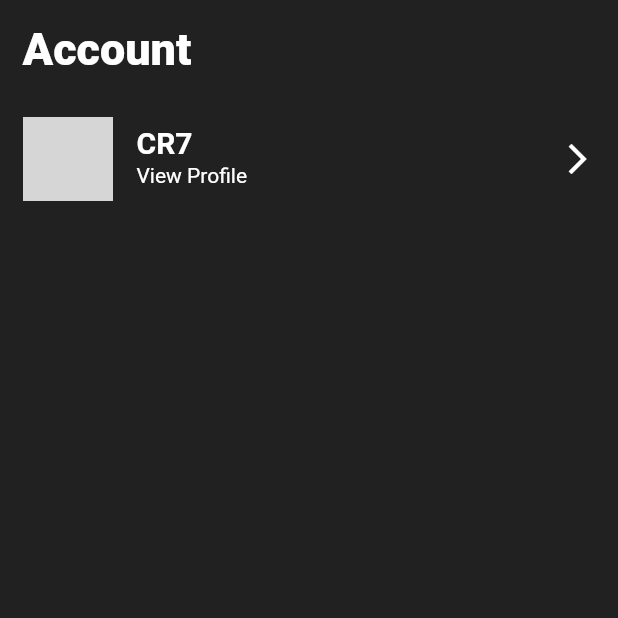
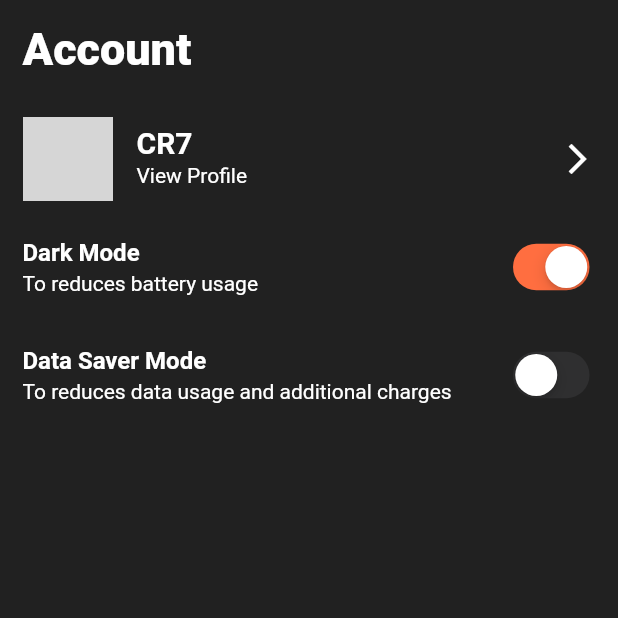
Before and after one commit to AMANDEEP-DAS/planetsUI-app, a Flutter app: the ProfileScreen screen opened directly, on a phone screen of 412 x 824 dp, the top half of it. Run offline on Flutter 3.47's test engine with Material 2 defaults, Android fonts, the phone set to English and light mode, and no system bars; our stand-ins replace curved_navigation_bar; network calls fail; grey boxes are pictures that could not be loaded.

Commit message:
profile screen addons

```diff
--- a/lib/screens/profile_screen.dart
+++ b/lib/screens/profile_screen.dart
@@ -1,13 +1,14 @@
+import 'package:flutter/cupertino.dart';
 import 'package:flutter/material.dart';
 
 class ProfileScreen extends StatefulWidget {
-  const ProfileScreen({Key? key}) : super(key: key);
-
   @override
   _ProfileScreenState createState() => _ProfileScreenState();
 }
 
 class _ProfileScreenState extends State<ProfileScreen> {
+  bool _switchValue1 = true;
+  bool _switchValue2 = false;
   @override
   Widget build(BuildContext context) {
     return Scaffold(
@@ -34,6 +35,34 @@ class _ProfileScreenState extends State<ProfileScreen> {
                     title: Text('CR7',style: TextStyle(fontSize: 20,color: Colors.white,fontWeight: FontWeight.bold),),
                     subtitle: Text('View Profile',style: TextStyle(color: Colors.white),),
                     trailing: Icon(Icons.arrow_forward_ios,color: Colors.white,),
+                  ),
+                  ListTile(
+                    contentPadding: EdgeInsets.only(left: 0.0),
+                    title: Text('Dark Mode',style: TextStyle(color: Colors.white,fontWeight: FontWeight.bold),),
+                    subtitle: Text('To reduces battery usage',style: TextStyle(color: Colors.white)),
+                    trailing: CupertinoSwitch(
+                      activeColor: Colors.deepOrangeAccent,
+                      value: _switchValue1,
+                      onChanged: (value) {
+                        setState(() {
+                          _switchValue1 = value;
+                        });
+                      },
+                    ),
+                  ),
+                  ListTile(
+                    contentPadding: EdgeInsets.only(left: 0.0),
+                    title: Text('Data Saver Mode',style: TextStyle(color: Colors.white,fontWeight: FontWeight.bold),),
+                    subtitle: Text('To reduces data usage and additional charges',style: TextStyle(color: Colors.white)),
+                    trailing: CupertinoSwitch(
+                      activeColor: Colors.deepOrangeAccent,
+                      value: _switchValue2,
+                      onChanged: (value) {
+                        setState(() {
+                          _switchValue2 = value;
+                        });
+                      },
+                    ),
                   )
                 ],
               ),
```
